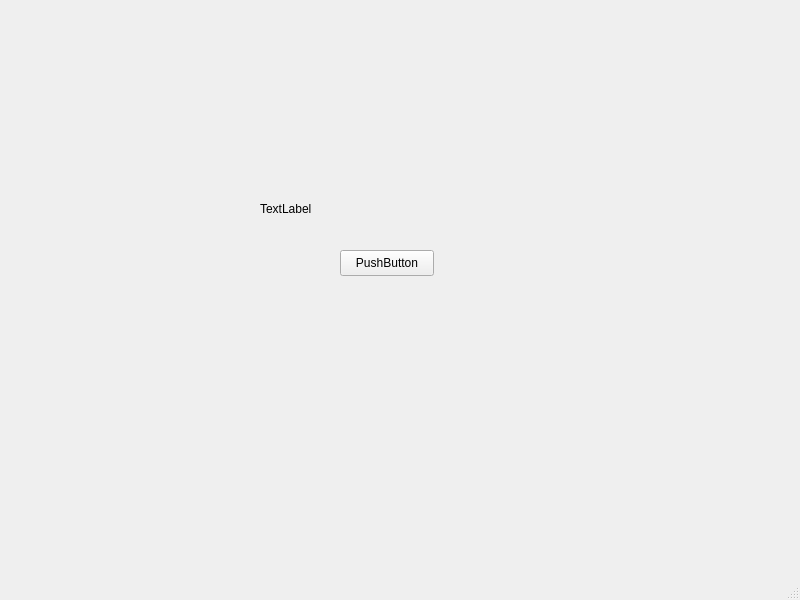
Old version of the form mainwindow.ui in the repository clementgvs/Cineginsa.
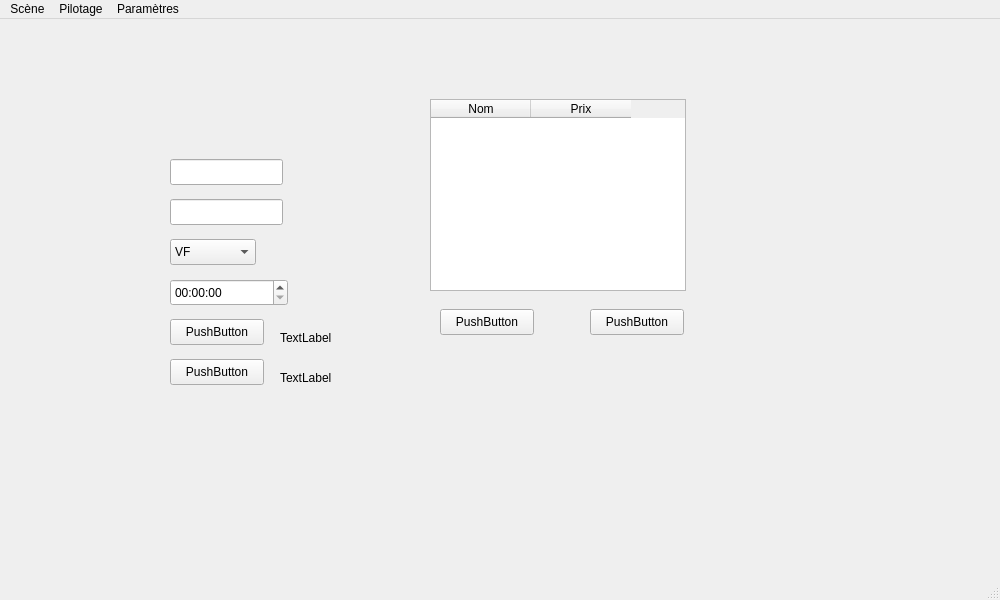
New version of the form.

Diff of the .ui file:
```diff
--- a/mainwindow.ui
+++ b/mainwindow.ui
@@ -6,7 +6,7 @@
    <rect>
     <x>0</x>
     <y>0</y>
-    <width>800</width>
+    <width>1000</width>
     <height>600</height>
    </rect>
   </property>
@@ -14,11 +14,66 @@
    <string>MainWindow</string>
   </property>
   <widget class="QWidget" name="centralwidget">
-   <widget class="QPushButton" name="pushButton">
+   <widget class="QLineEdit" name="titleEdit">
     <property name="geometry">
      <rect>
-      <x>340</x>
-      <y>250</y>
+      <x>170</x>
+      <y>140</y>
+      <width>113</width>
+      <height>26</height>
+     </rect>
+    </property>
+   </widget>
+   <widget class="QLineEdit" name="durationEdit">
+    <property name="geometry">
+     <rect>
+      <x>170</x>
+      <y>180</y>
+      <width>113</width>
+      <height>26</height>
+     </rect>
+    </property>
+   </widget>
+   <widget class="QComboBox" name="langCombo">
+    <property name="geometry">
+     <rect>
+      <x>170</x>
+      <y>220</y>
+      <width>86</width>
+      <height>26</height>
+     </rect>
+    </property>
+    <item>
+     <property name="text">
+      <string>VF</string>
+     </property>
+    </item>
+    <item>
+     <property name="text">
+      <string>VOST-FR</string>
+     </property>
+    </item>
+    <item>
+     <property name="text">
+      <string>VO</string>
+     </property>
+    </item>
+   </widget>
+   <widget class="QTimeEdit" name="timeEdit">
+    <property name="geometry">
+     <rect>
+      <x>170</x>
+      <y>260</y>
+      <width>118</width>
+      <height>27</height>
+     </rect>
+    </property>
+   </widget>
+   <widget class="QPushButton" name="btnAffiche">
+    <property name="geometry">
+     <rect>
+      <x>170</x>
+      <y>300</y>
       <width>94</width>
       <height>26</height>
      </rect>
@@ -30,9 +85,9 @@
    <widget class="QLabel" name="label">
     <property name="geometry">
      <rect>
-      <x>260</x>
-      <y>200</y>
-      <width>261</width>
+      <x>280</x>
+      <y>310</y>
+      <width>66</width>
       <height>18</height>
      </rect>
     </property>
@@ -40,16 +95,106 @@
      <string>TextLabel</string>
     </property>
    </widget>
+   <widget class="QLabel" name="labelFilm">
+    <property name="geometry">
+     <rect>
+      <x>280</x>
+      <y>350</y>
+      <width>66</width>
+      <height>18</height>
+     </rect>
+    </property>
+    <property name="text">
+     <string>TextLabel</string>
+    </property>
+   </widget>
+   <widget class="QPushButton" name="btnFilm">
+    <property name="geometry">
+     <rect>
+      <x>170</x>
+      <y>340</y>
+      <width>94</width>
+      <height>26</height>
+     </rect>
+    </property>
+    <property name="text">
+     <string>PushButton</string>
+    </property>
+   </widget>
+   <widget class="QTableWidget" name="tableSnacks">
+    <property name="geometry">
+     <rect>
+      <x>430</x>
+      <y>80</y>
+      <width>256</width>
+      <height>192</height>
+     </rect>
+    </property>
+    <column>
+     <property name="text">
+      <string>Nom</string>
+     </property>
+    </column>
+    <column>
+     <property name="text">
+      <string>Prix</string>
+     </property>
+    </column>
+   </widget>
+   <widget class="QPushButton" name="btnAjoutSnack">
+    <property name="geometry">
+     <rect>
+      <x>440</x>
+      <y>290</y>
+      <width>94</width>
+      <height>26</height>
+     </rect>
+    </property>
+    <property name="text">
+     <string>PushButton</string>
+    </property>
+   </widget>
+   <widget class="QPushButton" name="btnSupprSnack">
+    <property name="geometry">
+     <rect>
+      <x>590</x>
+      <y>290</y>
+      <width>94</width>
+      <height>26</height>
+     </rect>
+    </property>
+    <property name="text">
+     <string>PushButton</string>
+    </property>
+   </widget>
   </widget>
   <widget class="QMenuBar" name="menubar">
    <property name="geometry">
     <rect>
      <x>0</x>
      <y>0</y>
-     <width>800</width>
+     <width>1000</width>
      <height>23</height>
     </rect>
    </property>
+   <widget class="QMenu" name="menuPilotage">
+    <property name="title">
+     <string>Pilotage</string>
+    </property>
+   </widget>
+   <widget class="QMenu" name="menuSc_ne">
+    <property name="title">
+     <string>Scène</string>
+    </property>
+   </widget>
+   <widget class="QMenu" name="menuParam_tres">
+    <property name="title">
+     <string>Paramètres</string>
+    </property>
+   </widget>
+   <addaction name="menuSc_ne"/>
+   <addaction name="menuPilotage"/>
+   <addaction name="menuParam_tres"/>
   </widget>
   <widget class="QStatusBar" name="statusbar"/>
  </widget>
```
Left out of the diff: 7 changed lines with no effect on the pictures.
